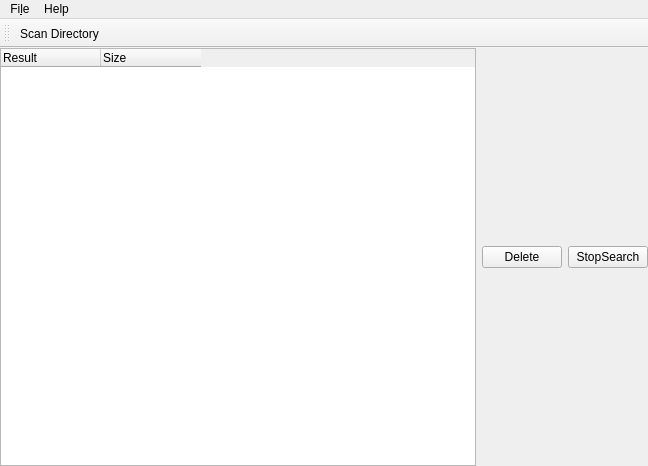
First picture: the form in mainwindow.ui, repository Motyaspr/CopyFinder, before the edit.
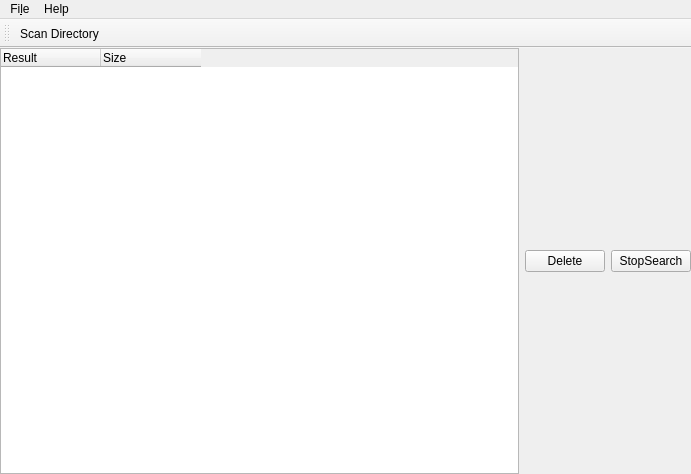
Second picture: the form after the edit.

```diff
--- a/mainwindow.ui
+++ b/mainwindow.ui
@@ -6,8 +6,8 @@
    <rect>
     <x>0</x>
     <y>0</y>
-    <width>648</width>
-    <height>466</height>
+    <width>691</width>
+    <height>474</height>
    </rect>
   </property>
   <property name="windowTitle">
@@ -68,7 +68,7 @@
     <rect>
      <x>0</x>
      <y>0</y>
-     <width>648</width>
+     <width>691</width>
      <height>22</height>
     </rect>
    </property>
```
